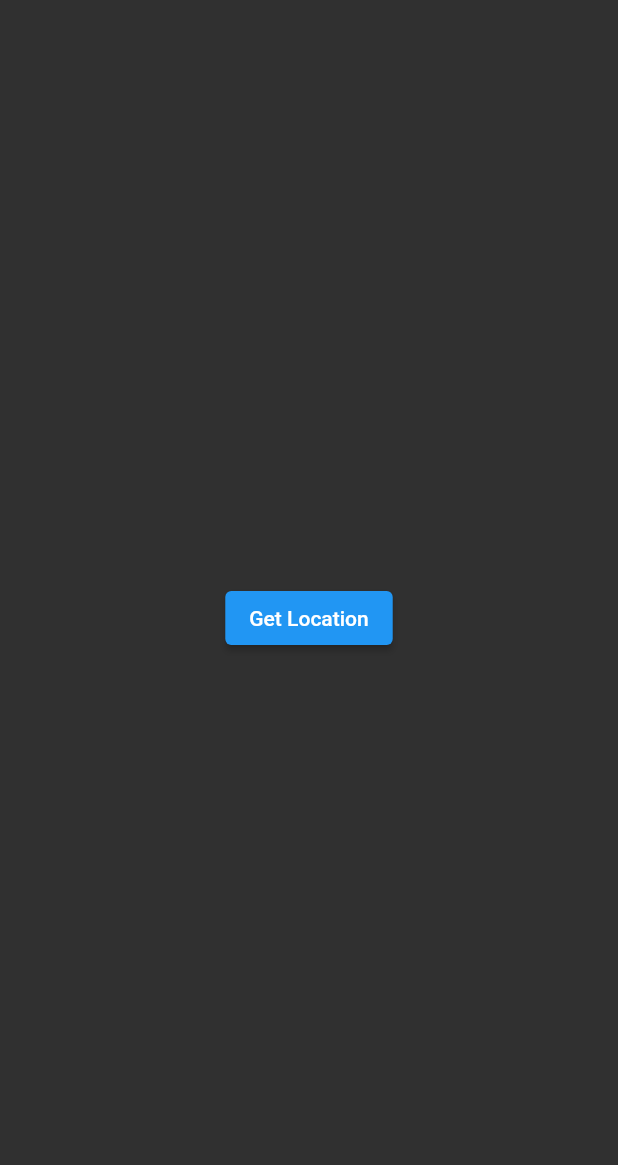
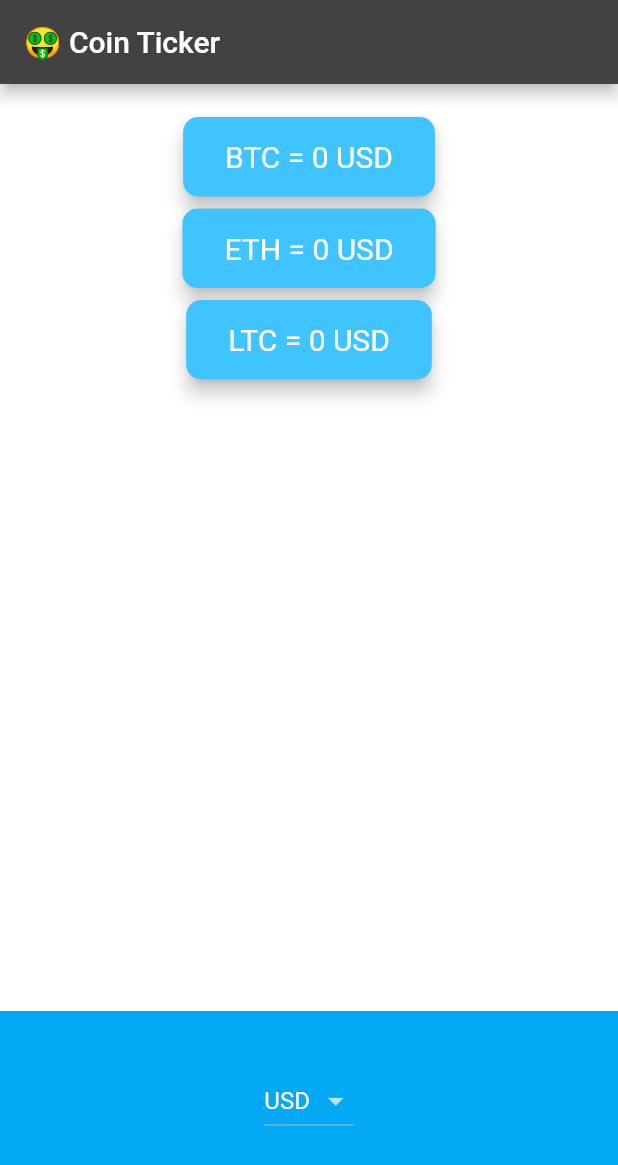
Before and after one commit to zyfi4472/clima-weather-app, a Flutter app: the screen it shows after launch, on a phone screen of 412 x 824 dp. Shown: the top 1165 px of the screen. Run offline on Flutter 3.47's test engine with Material 2 defaults, Android fonts, the phone set to English and light mode, and no system bars; network calls fail.

Commit message:
final commit

```diff
--- /dev/null
+++ b/lib/coin_data.dart
@@ -0,0 +1,31 @@
+const List<String> currenciesList = [
+  'AUD',
+  'BRL',
+  'CAD',
+  'CNY',
+  'EUR',
+  'GBP',
+  'HKD',
+  'IDR',
+  'ILS',
+  'INR',
+  'JPY',
+  'MXN',
+  'NOK',
+  'NZD',
+  'PLN',
+  'RON',
+  'RUB',
+  'SEK',
+  'SGD',
+  'USD',
+  'ZAR'
+];
+
+const List<String> cryptoList = [
+  'BTC',
+  'ETH',
+  'LTC',
+];
+
+class CoinData {}
--- a/lib/main.dart
+++ b/lib/main.dart
@@ -1,8 +1,20 @@
-import 'package:clima_weather_app/screens/loading_screen.dart';
+import 'dart:io';
 import 'package:flutter/material.dart';
-// ignore: depend_on_referenced_packages
+import 'price_screen.dart';
 
-void main() => runApp(const MyApp());
+class MyHttpOverrides extends HttpOverrides {
+  @override
+  HttpClient createHttpClient(SecurityContext? context) {
+    return super.createHttpClient(context)
+      ..badCertificateCallback =
+          (X509Certificate cert, String host, int port) => true;
+  }
+}
+
+void main() => {
+      HttpOverrides.global = MyHttpOverrides(),
+      runApp(const MyApp()),
+    };
 
 class MyApp extends StatelessWidget {
   const MyApp({super.key});
@@ -10,8 +22,10 @@ class MyApp extends StatelessWidget {
   @override
   Widget build(BuildContext context) {
     return MaterialApp(
-      theme: ThemeData.dark(),
-      home: const LoadingScreen(),
+      theme: ThemeData.dark().copyWith(
+          primaryColor: Colors.lightBlue,
+          scaffoldBackgroundColor: Colors.white),
+      home: const PriceScreen(),
     );
   }
 }
--- /dev/null
+++ b/lib/price_screen.dart
@@ -0,0 +1,191 @@
+import 'dart:convert';
+
+import 'package:flutter/cupertino.dart';
+import 'package:flutter/foundation.dart';
+import 'package:flutter/material.dart';
+import 'dart:io' show Platform;
+import 'package:http/http.dart' as http;
+
+import 'coin_data.dart';
+
+class PriceScreen extends StatefulWidget {
+  const PriceScreen({super.key});
+
+  @override
+  // ignore: library_private_types_in_public_api
+  _PriceScreenState createState() => _PriceScreenState();
+}
+
+class _PriceScreenState extends State<PriceScreen> {
+  String selectedCurrency = 'USD';
+  double btcPrice = 0;
+  double ethPrice = 0;
+  double ltcPrice = 0;
+
+  @override
+  void initState() {
+    super.initState();
+    getExchnageRate();
+  }
+
+  DropdownButton<String> androidDropdown() {
+    List<DropdownMenuItem<String>> dropdownMenu = [];
+
+    for (String currency in currenciesList) {
+      dropdownMenu.add(DropdownMenuItem<String>(
+        value: currency,
+        child: Text(currency),
+      ));
+    }
+
+    return DropdownButton(
+        items: dropdownMenu,
+        value: selectedCurrency,
+        onChanged: (value) {
+          setState(() {
+            selectedCurrency = value ?? '';
+            getExchnageRate();
+          });
+        });
+  }
+
+  CupertinoPicker iosPicker() {
+    List<Widget> currencyItems = [];
+
+    for (String currency in currenciesList) {
+      currencyItems.add(Text(currency));
+    }
+
+    return CupertinoPicker(
+      itemExtent: 32.0,
+      onSelectedItemChanged: (slectedIndex) {
+        print(slectedIndex);
+      },
+      children: currencyItems,
+    );
+  }
+
+  Future<void> getExchnageRate() async {
+    final Uri uriBTC = Uri.parse(
+      'https://rest.coinapi.io/v1/exchangerate/BTC/$selectedCurrency?apikey=F1A1740E-FF20-415F-BE64-77E0B4B09B3B',
+    );
+    final Uri uriETH = Uri.parse(
+      'https://rest.coinapi.io/v1/exchangerate/ETH/$selectedCurrency?apikey=F1A1740E-FF20-415F-BE64-77E0B4B09B3B',
+    );
+    final Uri uriLTC = Uri.parse(
+      'https://rest.coinapi.io/v1/exchangerate/LTC/$selectedCurrency?apikey=F1A1740E-FF20-415F-BE64-77E0B4B09B3B',
+    );
+    final http.Response responseBTC = await http.get(uriBTC);
+    final http.Response responseETH = await http.get(uriETH);
+    final http.Response responseLTC = await http.get(uriLTC);
+
+    if (responseBTC.statusCode == 200 &&
+        responseETH.statusCode == 200 &&
+        responseLTC.statusCode == 200) {
+      String dataBTC = responseBTC.body;
+      String dataETH = responseETH.body;
+      String dataLTC = responseLTC.body;
+
+      print(dataBTC);
+      setState(() {
+        btcPrice = jsonDecode(dataBTC)['rate'];
+        ethPrice = jsonDecode(dataETH)['rate'];
+        ltcPrice = jsonDecode(dataLTC)['rate'];
+      });
+
+      // print(btcPrice);
+    } else {
+      if (kDebugMode) {
+        print(responseBTC.statusCode);
+      }
+    }
+  }
+
+  @override
+  Widget build(BuildContext context) {
+    return Scaffold(
+      appBar: AppBar(
+        title: const Text('🤑 Coin Ticker'),
+      ),
+      body: Column(
+        mainAxisAlignment: MainAxisAlignment.spaceBetween,
+        crossAxisAlignment: CrossAxisAlignment.stretch,
+        children: <Widget>[
+          // Center(
+          //   child: ElevatedButton(
+          //     onPressed: () {
+          //       getExchnageRate();
+          //       print('button is clicked');
+          //     },
+          //     child: const Text('get data'),
+          //   ),
+          // ),
+          Padding(
+            padding: const EdgeInsets.fromLTRB(18.0, 18.0, 18.0, 0),
+            child: Column(
+              children: [
+                PriceCard(
+                  cryptoName: 'BTC',
+                  cryptoPrice: btcPrice,
+                  selectedCurrency: selectedCurrency,
+                ),
+                PriceCard(
+                  cryptoName: 'ETH',
+                  cryptoPrice: ethPrice,
+                  selectedCurrency: selectedCurrency,
+                ),
+                PriceCard(
+                  cryptoName: 'LTC',
+                  cryptoPrice: ltcPrice,
+                  selectedCurrency: selectedCurrency,
+                ),
+              ],
+            ),
+          ),
+          Container(
+            height: 150.0,
+            alignment: Alignment.center,
+            padding: const EdgeInsets.only(bottom: 30.0),
+            color: Colors.lightBlue,
+            child: Platform.isIOS ? iosPicker() : androidDropdown(),
+          ),
+        ],
+      ),
+    );
+  }
+}
+
+class PriceCard extends StatelessWidget {
+  const PriceCard({
+    super.key,
+    required this.cryptoName,
+    required this.cryptoPrice,
+    required this.selectedCurrency,
+  });
+
+  final double cryptoPrice;
+  final String selectedCurrency;
+  final String cryptoName;
+
+  @override
+  Widget build(BuildContext context) {
+    return Card(
+      color: Colors.lightBlueAccent,
+      elevation: 5.0,
+      shape: RoundedRectangleBorder(
+        borderRadius: BorderRadius.circular(10.0),
+      ),
+      child: Padding(
+        padding: const EdgeInsets.symmetric(vertical: 15.0, horizontal: 28.0),
+        child: Text(
+          '$cryptoName = ${cryptoPrice.toInt()} $selectedCurrency',
+          textAlign: TextAlign.center,
+          style: const TextStyle(
+            fontSize: 20.0,
+            color: Colors.white,
+          ),
+        ),
+      ),
+    );
+  }
+}
--- a/lib/screens/loading_screen.dart
+++ /dev/null
@@ -1,66 +0,0 @@
-import 'dart:convert';
-
-import 'package:clima_weather_app/services/location.dart';
-import 'package:flutter/material.dart';
-import 'package:http/http.dart' as http;
-
-const apiKey = 'ad96965da6c1eac2b74ac8974ab910e1';
-
-class LoadingScreen extends StatefulWidget {
-  const LoadingScreen({super.key});
-
-  @override
-  // ignore: library_private_types_in_public_api
-  _LoadingScreenState createState() => _LoadingScreenState();
-}
-
-class _LoadingScreenState extends State<LoadingScreen> {
-  late double latitude, longitude;
-
-  @override
-  void initState() {
-    // TODO: implement initState
-    super.initState();
-    getLocation();
-  }
-
-  void getLocation() async {
-    Location location = Location();
-    await location.getCurrentLocation();
-    longitude = location.Longitude;
-    latitude = location.Latitude;
-    getData();
-  }
-
-  void getData() async {
-    final Uri uri = Uri.parse(
-      'https://api.openweathermap.org/data/2.5/weather?lat=$latitude&lon=$longitude&appid=$apiKey',
-    );
-
-    final http.Response response = await http.get(uri);
-
-    if (response.statusCode == 200) {
-      String data = response.body;
-
-      var feelsLike = jsonDecode(data)['main']['feels_like'];
-
-      print(feelsLike);
-    } else {
-      print(response.statusCode);
-    }
-  }
-
-  @override
-  Widget build(BuildContext context) {
-    return Scaffold(
-      body: Center(
-        child: ElevatedButton(
-          onPressed: () {
-            //Get the current location
-          },
-          child: const Text('Get Location'),
-        ),
-      ),
-    );
-  }
-}
```
Also changed, not shown: lib/screens/city_screen.dart (deleted, +0 -54 lines), lib/screens/location_screen.dart (deleted, +0 -79 lines), lib/services/location.dart (deleted, +0 -29 lines), lib/services/weather.dart (deleted, +0 -33 lines), lib/utilities/constants.dart (deleted, +0 -20 lines), lib/services/networking.dart (deleted).
